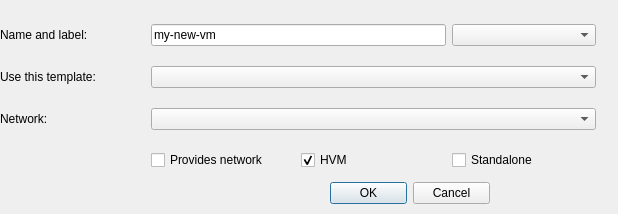
Old version of the form ui/newappvmdlg.ui in the repository QubesOS/qubes-manager.
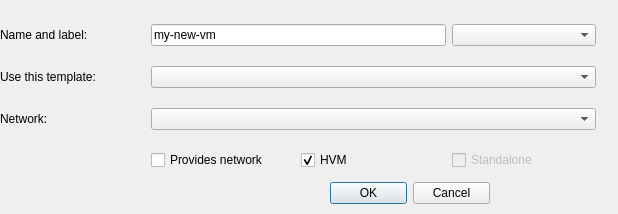
New version of the form. Icons and pictures are not drawn.

Commit message:
newvm: disable 'standalone' checkbox for now
It is currently broken - instead of setting template, it should clone
template's root volume.

The edit to the form file:
```diff
--- a/ui/newappvmdlg.ui
+++ b/ui/newappvmdlg.ui
@@ -113,6 +113,9 @@
     </item>
     <item row="3" column="3">
      <widget class="QCheckBox" name="standalone">
+      <property name="enabled">
+       <bool>false</bool>
+      </property>
       <property name="text">
        <string>Standalone</string>
       </property>
```
